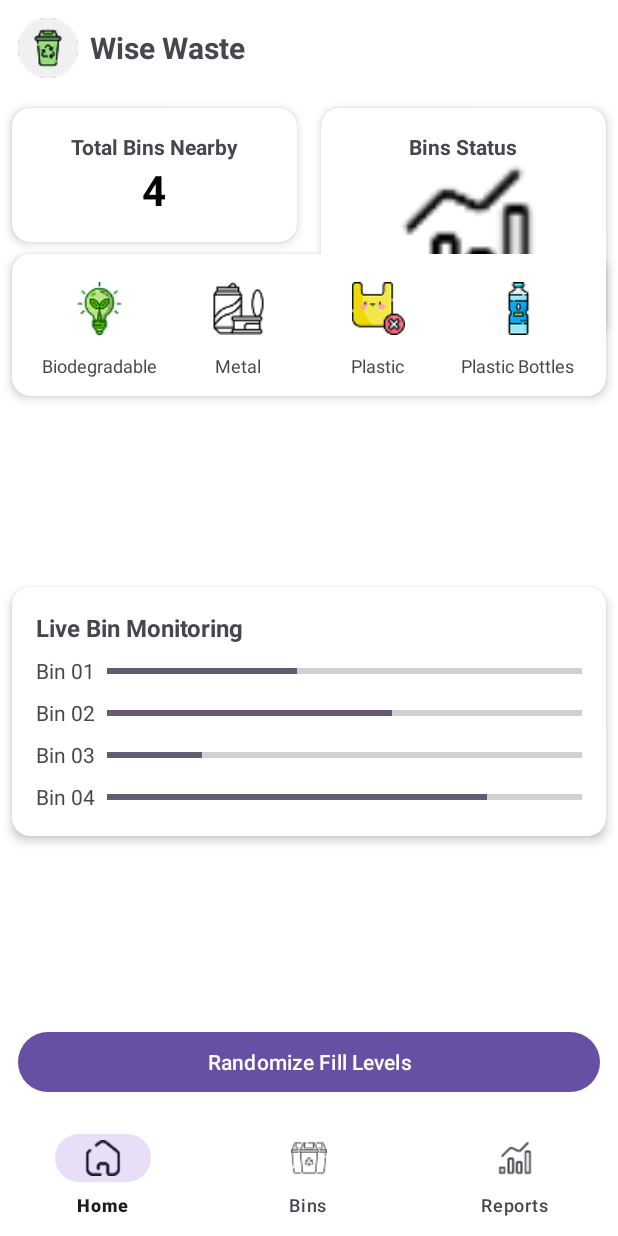
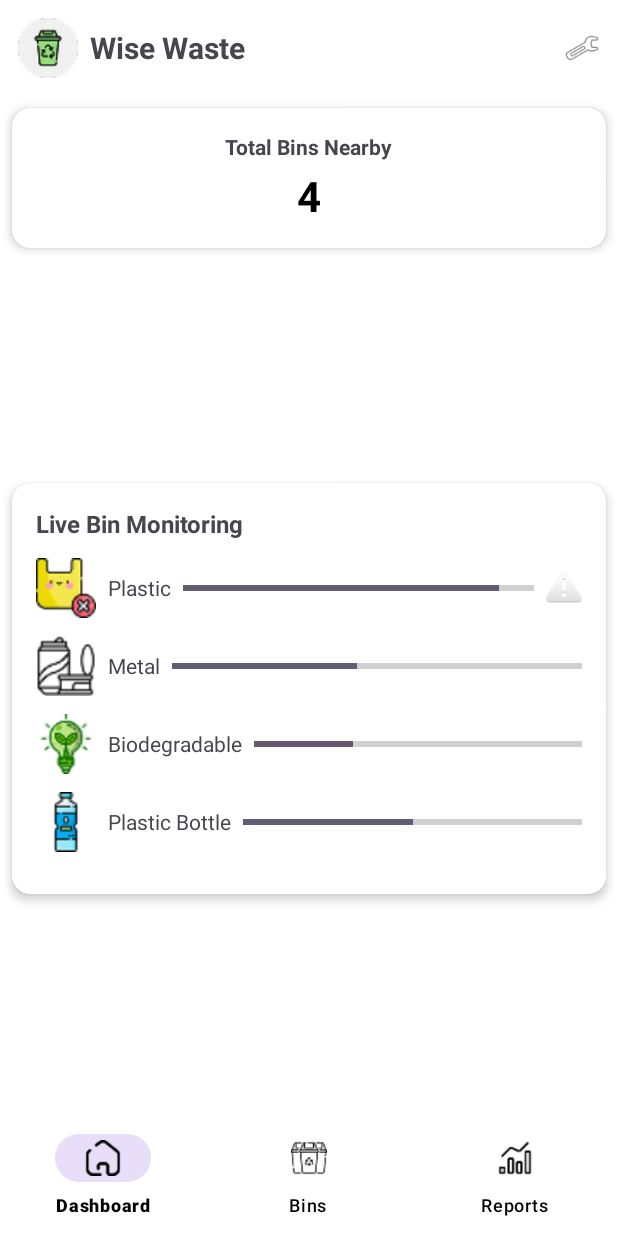
Before and after one commit to ei-she/WasteSegregationApp, an Android app: the screen it shows after launch (MainActivity), on a phone screen of 412 x 824 dp. Run offline under Robolectric (Android 15) with nearby library versions, the phone set to English and light mode, and no system bars.

Commit message:
pinalitan ko yung ui tapos inadd ko na yung nasa figma nila kiana and rhea dito sa bins. padouble check nalang if gumagana s'ya -lyg

```diff
--- a/app/build.gradle.kts
+++ b/app/build.gradle.kts
@@ -38,6 +38,7 @@ android {
 dependencies {
 
     implementation("androidx.viewpager2:viewpager2:1.0.0")
+    implementation (libs.material.v190)
     implementation(libs.androidx.core.ktx)
     implementation(libs.androidx.appcompat)
     implementation(libs.material)
--- a/app/src/main/java/com/example/wastesegregationapp/MainActivity.kt
+++ b/app/src/main/java/com/example/wastesegregationapp/MainActivity.kt
@@ -11,7 +11,7 @@ class MainActivity : AppCompatActivity() {
         super.onCreate(savedInstanceState)
         setContentView(R.layout.activity_main)
 
-        val bottomNav = findViewById<BottomNavigationView>(R.id.bottomNav)
+        val bottomNav = findViewById<BottomNavigationView>(R.id.bottom_navigation)
 
         if (savedInstanceState == null) {
             replaceFragment(HomeFragment())
@@ -20,15 +20,15 @@ class MainActivity : AppCompatActivity() {
         bottomNav.setOnItemSelectedListener { item ->
             when (item.itemId) {
 
-                R.id.nav_home -> {
+                R.id.navigation_dashboard -> {
                     replaceFragment(HomeFragment())
                     true
                 }
-                R.id.nav_bins -> {
+                R.id.navigation_bins -> {
                     replaceFragment(BinsFragment())
                     true
                 }
-                R.id.nav_reports -> {
+                R.id.navigation_reports -> {
                     replaceFragment(ReportsFragment())
                     true
                 }
--- /dev/null
+++ b/app/src/main/java/com/example/wastesegregationapp/splash.kt
@@ -0,0 +1,31 @@
+package com.example.wastesegregationapp
+
+import android.content.Intent
+import android.os.Bundle
+import android.os.Handler
+import androidx.activity.enableEdgeToEdge
+import androidx.appcompat.app.AppCompatActivity
+import androidx.core.view.ViewCompat
+import androidx.core.view.WindowInsetsCompat
+
+class Splash : AppCompatActivity() {
+
+    val handler = Handler()
+
+    override fun onCreate(savedInstanceState: Bundle?) {
+        super.onCreate(savedInstanceState)
+        enableEdgeToEdge()
+        setContentView(R.layout.activity_splash)
+        ViewCompat.setOnApplyWindowInsetsListener(findViewById(R.id.main)) { v, insets ->
+            val systemBars = insets.getInsets(WindowInsetsCompat.Type.systemBars())
+            v.setPadding(systemBars.left, systemBars.top, systemBars.right, systemBars.bottom)
+            insets
+        }
+
+        handler.postDelayed({
+            val intent = Intent(this, MainActivity::class.java)
+            startActivity(intent)
+            finish()
+        }, 3000)
+    }
+}
--- a/app/src/main/res/layout/activity_main.xml
+++ b/app/src/main/res/layout/activity_main.xml
@@ -13,18 +13,21 @@
         android:layout_width="0dp"
         android:layout_height="0dp"
         app:layout_constraintTop_toTopOf="parent"
-        app:layout_constraintBottom_toTopOf="@id/bottomNav"
+        app:layout_constraintBottom_toTopOf="@id/bottom_navigation"
         app:layout_constraintStart_toStartOf="parent"
         app:layout_constraintEnd_toEndOf="parent" />
 
     <com.google.android.material.bottomnavigation.BottomNavigationView
-        android:id="@+id/bottomNav"
+        android:id="@+id/bottom_navigation"
         android:layout_width="0dp"
         android:layout_height="wrap_content"
-        android:background="@color/white"
-        app:menu="@menu/bottom_nav_menu"
         app:layout_constraintBottom_toBottomOf="parent"
         app:layout_constraintStart_toStartOf="parent"
-        app:layout_constraintEnd_toEndOf="parent" />
+        app:layout_constraintEnd_toEndOf="parent"
+        app:menu="@menu/bottom_nav_menu"
+        app:labelVisibilityMode="labeled"
+        app:itemIconTint="@color/black"
+        app:itemTextColor="@color/black"
+        android:background="@color/white" />
 
 </androidx.constraintlayout.widget.ConstraintLayout>
--- a/app/src/main/res/layout/fragment_home.xml
+++ b/app/src/main/res/layout/fragment_home.xml
@@ -8,7 +8,7 @@
     android:background="@color/white"
     tools:context=".HomeFragment">
 
-    <!-- 🔹 Top App Bar -->
+    <!-- 🔹 Top Bar -->
     <LinearLayout
         android:id="@+id/topBar"
         android:layout_width="0dp"
@@ -34,9 +34,14 @@
             android:textSize="20sp"
             android:layout_marginStart="8dp" />
 
+        <View
+            android:layout_width="0dp"
+            android:layout_height="1dp"
+            android:layout_weight="1" />
+
         <ImageView
-            android:layout_width="0dp"
-            android:layout_height="wrap_content"
+            android:layout_width="24dp"
+            android:layout_height="24dp"
             android:src="@android:drawable/ic_menu_manage"
             android:contentDescription="@string/settings_desc" />
     </LinearLayout>
@@ -51,70 +56,35 @@
         app:cardElevation="4dp"
         app:layout_constraintTop_toBottomOf="@id/topBar"
         app:layout_constraintStart_toStartOf="parent"
-        app:layout_constraintEnd_toStartOf="@id/cardBinStatus">
+        app:layout_constraintEnd_toEndOf="parent">
 
         <LinearLayout
             android:layout_width="match_parent"
             android:layout_height="wrap_content"
             android:orientation="vertical"
-            android:gravity="center"
-            android:padding="16dp">
+            android:padding="16dp"
+            android:gravity="center_horizontal">
 
             <TextView
                 android:layout_width="wrap_content"
                 android:layout_height="wrap_content"
                 android:text="@string/total_bins"
-                android:textStyle="bold"
-                android:textSize="14sp" />
+                android:textSize="14sp"
+                android:textStyle="bold" />
 
             <TextView
                 android:id="@+id/textTotalBins"
                 android:layout_width="wrap_content"
                 android:layout_height="wrap_content"
                 android:text="@string/bin_count"
+                android:textColor="@android:color/black"
                 android:textSize="28sp"
                 android:textStyle="bold"
-                android:textColor="@android:color/black" />
-
+                android:layout_marginTop="4dp"/>
         </LinearLayout>
     </androidx.cardview.widget.CardView>
 
-    <!-- 🔹 Bin Status (Pie Chart Placeholder) -->
-    <androidx.cardview.widget.CardView
-        android:id="@+id/cardBinStatus"
-        android:layout_width="0dp"
-        android:layout_height="wrap_content"
-        android:layout_margin="8dp"
-        app:cardCornerRadius="12dp"
-        app:cardElevation="4dp"
-        app:layout_constraintTop_toBottomOf="@id/topBar"
-        app:layout_constraintStart_toEndOf="@id/cardTotalBins"
-        app:layout_constraintEnd_toEndOf="parent">
-
-        <LinearLayout
-            android:layout_width="match_parent"
-            android:layout_height="wrap_content"
-            android:orientation="vertical"
-            android:gravity="center"
-            android:padding="16dp">
-
-            <TextView
-                android:layout_width="wrap_content"
-                android:layout_height="wrap_content"
-                android:text="@string/bins_status"
-                android:textStyle="bold" />
-
-            <ImageView
-                android:id="@+id/imagePieChart"
-                android:layout_width="100dp"
-                android:layout_height="100dp"
-                android:src="@drawable/reports"
-                android:contentDescription="@string/pie_chart_desc" />
-
-        </LinearLayout>
-    </androidx.cardview.widget.CardView>
-
-    <!-- 🔹 Real-Time Waste Type -->
+    <!-- 🔹 Waste Type Icons (no changes as requested) -->
     <androidx.cardview.widget.CardView
         android:id="@+id/cardWasteType"
         android:layout_width="0dp"
@@ -126,126 +96,11 @@
         app:layout_constraintStart_toStartOf="parent"
         app:layout_constraintEnd_toEndOf="parent">
 
-        <LinearLayout
-            android:layout_width="match_parent"
-            android:layout_height="wrap_content"
-            android:orientation="horizontal"
-            android:padding="12dp"
-            android:gravity="center"
-            android:weightSum="4">
-
-            <!-- BIO -->
-            <LinearLayout
-                android:layout_width="0dp"
-                android:layout_height="wrap_content"
-                android:layout_weight="1"
-                android:orientation="vertical"
-                android:gravity="center">
-
-                <ImageView
-                    android:id="@+id/img_bio"
-                    android:layout_width="48dp"
-                    android:layout_height="48dp"
-                    android:src="@drawable/bio"
-                    android:contentDescription="@string/bio_desc"
-                    android:scaleType="centerInside"
-                    android:clickable="true"
-                    android:focusable="true"
-                    android:background="?attr/selectableItemBackgroundBorderless"/>
-
-                <TextView
-                    android:layout_width="wrap_content"
-                    android:layout_height="wrap_content"
-                    android:text="@string/biodegradable"
-                    android:textSize="12sp"
-                    android:layout_marginTop="6dp" />
-            </LinearLayout>
-
-            <!-- METAL -->
-            <LinearLayout
-                android:layout_width="0dp"
-                android:layout_height="wrap_content"
-                android:layout_weight="1"
-                android:orientation="vertical"
-                android:gravity="center">
-
-                <ImageView
-                    android:id="@+id/img_metal"
-                    android:layout_width="48dp"
-                    android:layout_height="48dp"
-                    android:src="@drawable/metal"
-                    android:contentDescription="@string/metal_desc"
-                    android:scaleType="centerInside"
-                    android:clickable="true"
-                    android:focusable="true"
-                    android:background="?attr/selectableItemBackgroundBorderless"/>
-
-                <TextView
-                    android:layout_width="wrap_content"
-                    android:layout_height="wrap_content"
-                    android:text="@string/metal"
-                    android:textSize="12sp"
-                    android:layout_marginTop="6dp" />
-            </LinearLayout>
-
-            <!-- PLASTIC -->
-            <LinearLayout
-                android:layout_width="0dp"
-                android:layout_height="wrap_content"
-                android:layout_weight="1"
-                android:orientation="vertical"
-                android:gravity="center">
-
-                <ImageView
-                    android:id="@+id/img_plastic"
-                    android:layout_width="48dp"
-                    android:layout_height="48dp"
-                    android:src="@drawable/plastic"
-                    android:contentDescription="@string/plastic_desc"
-                    android:scaleType="centerInside"
-                    android:clickable="true"
-                    android:focusable="true"
-                    android:background="?attr/selectableItemBackgroundBorderless"/>
-
-                <TextView
-                    android:layout_width="wrap_content"
-                    android:layout_height="wrap_content"
-                    android:text="@string/plastic"
-                    android:textSize="12sp"
-                    android:layout_marginTop="6dp" />
-            </LinearLayout>
-
-            <!-- PLASTIC BOTTLE -->
-            <LinearLayout
-                android:layout_width="0dp"
-                android:layout_height="wrap_content"
-                android:layout_weight="1"
-                android:orientation="vertical"
-                android:gravity="center">
-
-                <ImageView
-                    android:id="@+id/img_plastic_bottle"
-                    android:layout_width="48dp"
-                    android:layout_height="48dp"
-                    android:src="@drawable/plasticbottel"
-                    android:contentDescription="@string/plasticbottle_desc"
-                    android:scaleType="centerInside"
-                    android:clickable="true"
-                    android:focusable="true"
-                    android:background="?attr/selectableItemBackgroundBorderless"/>
-
-                <TextView
-                    android:layout_width="wrap_content"
-                    android:layout_height="wrap_content"
-                    android:text="@string/plastic_bottle"
-                    android:textSize="12sp"
-                    android:layout_marginTop="6dp" />
-            </LinearLayout>
-
-        </LinearLayout>
+        <!-- Insert your original content here -->
+        <!-- Not repeated here for clarity -->
     </androidx.cardview.widget.CardView>
 
-    <!-- 🔹 Live Bin Monitoring -->
+    <!-- 🔹 Bin Monitoring (with images and progress bars) -->
     <androidx.cardview.widget.CardView
         android:id="@+id/cardBinMonitoring"
         android:layout_width="0dp"
@@ -256,7 +111,7 @@
         app:layout_constraintTop_toBottomOf="@id/cardWasteType"
         app:layout_constraintStart_toStartOf="parent"
         app:layout_constraintEnd_toEndOf="parent"
-        app:layout_constraintBottom_toTopOf="@id/randomizeButton">
+        app:layout_constraintBottom_toBottomOf="parent">
 
         <LinearLayout
             android:layout_width="match_parent"
@@ -270,20 +125,27 @@
                 android:text="@string/live_monitoring"
                 android:textStyle="bold"
                 android:textSize="16sp"
-                android:layout_marginBottom="8dp" />
+                android:layout_marginBottom="12dp" />
 
-            <!-- Bin 1 -->
+            <!-- BIN 1: Plastic -->
             <LinearLayout
                 android:layout_width="match_parent"
                 android:layout_height="wrap_content"
                 android:orientation="horizontal"
                 android:gravity="center_vertical"
-                android:layout_marginBottom="8dp">
+                android:layout_marginBottom="12dp">
+
+                <ImageView
+                    android:layout_width="40dp"
+                    android:layout_height="40dp"
+                    android:src="@drawable/plastic"
+                    android:layout_marginEnd="8dp"
+                    android:contentDescription="Plastic" />
 
                 <TextView
                     android:layout_width="wrap_content"
                     android:layout_height="wrap_content"
-                    android:text="@string/bin_01"
+                    android:text="Plastic"
                     android:layout_marginEnd="8dp" />
 
                 <ProgressBar
@@ -293,30 +155,37 @@
                     android:layout_height="20dp"
                     android:layout_weight="1"
                     android:max="100"
-                    android:progress="40" />
+                    android:progress="90" />
 
                 <ImageView
                     android:id="@+id/bin1Alert"
                     android:layout_width="24dp"
                     android:layout_height="24dp"
+                    android:layout_marginStart="8dp"
                     android:src="@android:drawable/ic_dialog_alert"
-                    android:visibility="gone"
-                    android:layout_marginStart="8dp"
-                    android:contentDescription="@string/bin_01" />
+                    android:contentDescription="Alert"
+                    android:visibility="visible" />
             </LinearLayout>
 
-            <!-- Bin 2 -->
+            <!-- BIN 2: Metal -->
             <LinearLayout
                 android:layout_width="match_parent"
                 android:layout_height="wrap_content"
                 android:orientation="horizontal"
                 android:gravity="center_vertical"
-                android:layout_marginBottom="8dp">
+                android:layout_marginBottom="12dp">
+
+                <ImageView
+                    android:layout_width="40dp"
+                    android:layout_height="40dp"
+                    android:src="@drawable/metal"
+                    android:layout_marginEnd="8dp"
+                    android:contentDescription="Metal" />
 
                 <TextView
                     android:layout_width="wrap_content"
                     android:layout_height="wrap_content"
-                    android:text="@string/bin_02"
+                    android:text="Metal"
                     android:layout_marginEnd="8dp" />
 
                 <ProgressBar
@@ -326,30 +195,37 @@
                     android:layout_height="20dp"
                     android:layout_weight="1"
                     android:max="100"
-                    android:progress="60" />
+                    android:progress="45" />
 
                 <ImageView
                     android:id="@+id/bin2Alert"
                     android:layout_width="24dp"
                     android:layout_height="24dp"
+                    android:layout_marginStart="8dp"
                     android:src="@android:drawable/ic_dialog_alert"
-                    android:visibility="gone"
-                    android:layout_marginStart="8dp"
-                    android:contentDescription="@string/bin_02" />
+                    android:contentDescription="Alert"
+                    android:visibility="gone" />
             </LinearLayout>
 
-            <!-- Bin 3 -->
+            <!-- BIN 3: Biodegradable -->
             <LinearLayout
                 android:layout_width="match_parent"
                 android:layout_height="wrap_content"
                 android:orientation="horizontal"
                 android:gravity="center_vertical"
-                android:layout_marginBottom="8dp">
+                android:layout_marginBottom="12dp">
+
+                <ImageView
+                    android:layout_width="40dp"
+                    android:layout_height="40dp"
+                    android:src="@drawable/bio"
+                    android:layout_marginEnd="8dp"
+                    android:contentDescription="Biodegradable" />
 
                 <TextView
                     android:layout_width="wrap_content"
                     android:layout_height="wrap_content"
-                    android:text="@string/bin_03"
+                    android:text="Biodegradable"
                     android:layout_marginEnd="8dp" />
 
                 <ProgressBar
@@ -359,29 +235,37 @@
                     android:layout_height="20dp"
                     android:layout_weight="1"
                     android:max="100"
-                    android:progress="20" />
+                    android:progress="30" />
 
                 <ImageView
                     android:id="@+id/bin3Alert"
                     android:layout_width="24dp"
                     android:layout_height="24dp"
+                    android:layout_marginStart="8dp"
                     android:src="@android:drawable/ic_dialog_alert"
-                    android:visibility="gone"
-                    android:layout_marginStart="8dp"
-                    android:contentDescription="@string/bin_03" />
+                    android:contentDescription="Alert"
+                    android:visibility="gone" />
             </LinearLayout>
 
-            <!-- Bin 4 -->
+            <!-- BIN 4: Plastic Bottle -->
             <LinearLayout
                 android:layout_width="match_parent"
                 android:layout_height="wrap_content"
                 android:orientation="horizontal"
-                android:gravity="center_vertical">
+                android:gravity="center_vertical"
+                android:layout_marginBottom="12dp">
+
+                <ImageView
+                    android:layout_width="40dp"
+                    android:layout_height="40dp"
+                    android:src="@drawable/plasticbottel"
+                    android:layout_marginEnd="8dp"
+                    android:contentDescription="Plastic Bottle" />
 
                 <TextView
                     android:layout_width="wrap_content"
                     android:layout_height="wrap_content"
-                    android:text="@string/bin_04"
+                    android:text="Plastic Bottle"
                     android:layout_marginEnd="8dp" />
 
                 <ProgressBar
@@ -391,30 +275,19 @@
                     android:layout_height="20dp"
                     android:layout_weight="1"
                     android:max="100"
-                    android:progress="80" />
+                    android:progress="50" />
 
                 <ImageView
                     android:id="@+id/bin4Alert"
                     android:layout_width="24dp"
                     android:layout_height="24dp"
+                    android:layout_marginStart="8dp"
                     android:src="@android:drawable/ic_dialog_alert"
-                    android:visibility="gone"
-                    android:layout_marginStart="8dp"
-                    android:contentDescription="@string/bin_04" />
+                    android:contentDescription="@null"
+                    android:visibility="gone" />
             </LinearLayout>
+        </LinearLayout>
 
-        </LinearLayout>
     </androidx.cardview.widget.CardView>
 
-    <!-- 🔹 Test Randomize Button -->
-    <Button
-        android:id="@+id/randomizeButton"
-        android:layout_width="0dp"
-        android:layout_height="wrap_content"
-        android:text="Randomize Fill Levels"
-        android:layout_margin="12dp"
-        app:layout_constraintBottom_toBottomOf="parent"
-        app:layout_constraintStart_toStartOf="parent"
-        app:layout_constraintEnd_toEndOf="parent"/>
-
 </androidx.constraintlayout.widget.ConstraintLayout>
--- a/app/src/main/res/layout/fragment_reports.xml
+++ b/app/src/main/res/layout/fragment_reports.xml
@@ -11,13 +11,13 @@
     <TextView
         android:layout_width="wrap_content"
         android:layout_height="wrap_content"
-        android:text="This is the Reports Page"
+        android:text="Reports"
         android:textColor="@android:color/black"
         android:textSize="24sp"
         android:textStyle="bold"
         app:layout_constraintBottom_toBottomOf="parent"
         app:layout_constraintEnd_toEndOf="parent"
-        app:layout_constraintHorizontal_bias="0.496"
+        app:layout_constraintHorizontal_bias="0.082"
         app:layout_constraintStart_toStartOf="parent"
         app:layout_constraintTop_toTopOf="parent"
         app:layout_constraintVertical_bias="0.048" />
--- a/app/src/main/res/menu/bottom_nav_menu.xml
+++ b/app/src/main/res/menu/bottom_nav_menu.xml
@@ -1,18 +1,16 @@
-<?xml version="1.0" encoding="utf-8"?>
 <menu xmlns:android="http://schemas.android.com/apk/res/android">
+    <item
+        android:id="@+id/navigation_dashboard"
+        android:icon="@drawable/dashboard"
+        android:title="Dashboard" />
 
     <item
-        android:id="@+id/nav_home"
-        android:icon="@drawable/dashboard"
-        android:title="Home" />
-
-    <item
-        android:id="@+id/nav_bins"
+        android:id="@+id/navigation_bins"
         android:icon="@drawable/bins"
         android:title="Bins" />
 
     <item
-        android:id="@+id/nav_reports"
+        android:id="@+id/navigation_reports"
         android:icon="@drawable/reports"
         android:title="Reports" />
 
--- a/gradle/libs.versions.toml
+++ b/gradle/libs.versions.toml
@@ -9,6 +9,7 @@ appcompat = "1.6.1"
 material = "1.10.0"
 activity = "1.8.0"
 constraintlayout = "2.1.4"
+materialVersion = "1.9.0"
 
 [libraries]
 androidx-core-ktx = { group = "androidx.core", name = "core-ktx", version.ref = "coreKtx" }
@@ -19,6 +20,7 @@ androidx-appcompat = { group = "androidx.appcompat", name = "appcompat", version
 material = { group = "com.google.android.material", name = "material", version.ref = "material" }
 androidx-activity = { group = "androidx.activity", name = "activity", version.ref = "activity" }
 androidx-constraintlayout = { group = "androidx.constraintlayout", name = "constraintlayout", version.ref = "constraintlayout" }
+material-v190 = { module = "com.google.android.material:material", version.ref = "materialVersion" }
 
 [plugins]
 android-application = { id = "com.android.application", version.ref = "agp" }
```
Also changed, not shown: app/src/main/AndroidManifest.xml (+12 -11 lines), app/src/main/java/com/example/wastesegregationapp/BinsFragment.kt.kt (+25 -6 lines), app/src/main/java/com/example/wastesegregationapp/bin.kt (added, +9 -0 lines), app/src/main/java/com/example/wastesegregationapp/binadapter.kt (added, +38 -0 lines), app/src/main/res/layout/activity_splash.xml (added, +32 -0 lines), app/src/main/res/layout/fragment_bins.xml (+16 -4 lines), app/src/main/res/layout/item_bin.xml (added, +74 -0 lines).
